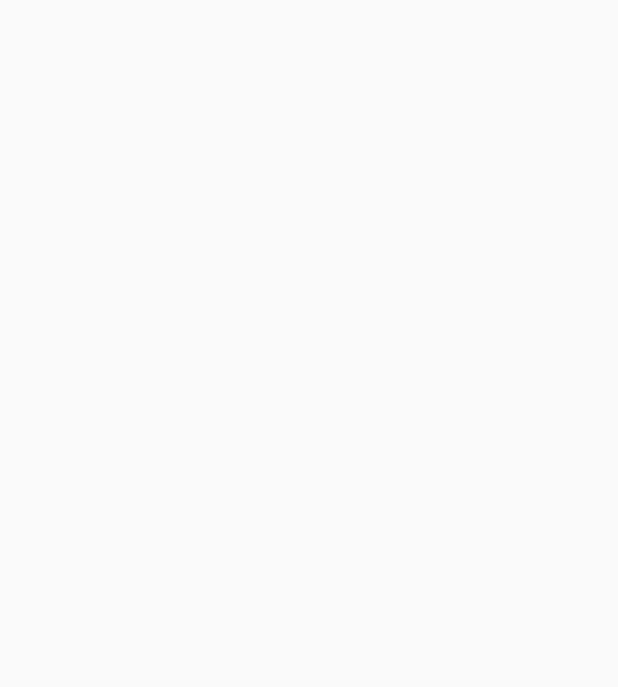
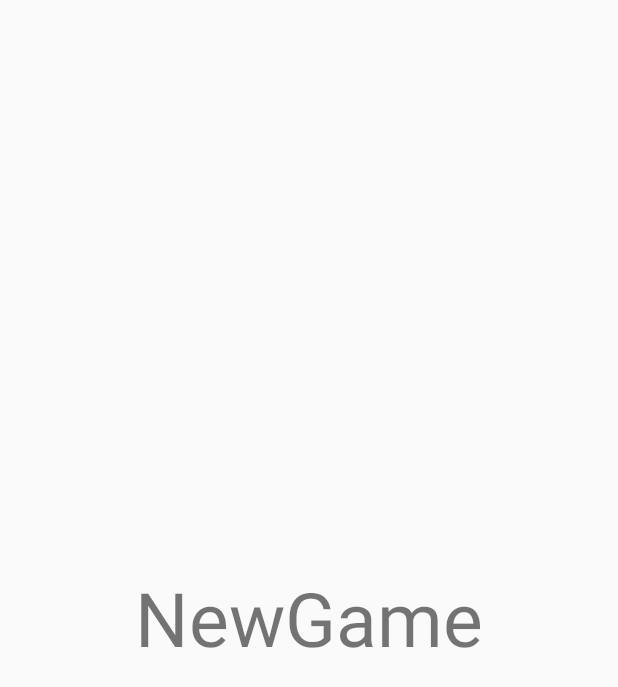
Before and after one commit to Carlito9/FutsApp, an Android app: the NewGameActivity screen opened directly, with no data from a screen before it, on a phone screen of 412 x 824 dp. Before the commit the part shown is empty. Shown: the top 687 px of the screen. Run offline under Robolectric (Android 15) with nearby library versions, the phone set to English and light mode, and no system bars.

Commit message:
NewGameActivity

```diff
--- a/app/src/main/java/com/univpm/futsapp/MainActivity.java
+++ b/app/src/main/java/com/univpm/futsapp/MainActivity.java
@@ -13,7 +13,7 @@ import androidx.appcompat.widget.Toolbar;
 import androidx.drawerlayout.widget.DrawerLayout;
 
 
-
+import android.content.Intent;
 import android.os.Bundle;
 
 import android.view.MenuItem;
@@ -85,6 +85,10 @@ public class MainActivity extends AppCompatActivity   implements NavigationView.
 
 
     }
+
+
+
+
 
 
 
@@ -161,6 +165,7 @@ public class MainActivity extends AppCompatActivity   implements NavigationView.
                 case R.id.bNuovaPartita:
 
                     show("creiamo una nuova partita");
+                    openNewGame();
 
                     break;
 
@@ -176,11 +181,16 @@ public class MainActivity extends AppCompatActivity   implements NavigationView.
 
             }
 
+
+
         }
 
     }
 
-
+public void openNewGame(){
+    Intent intent = new Intent(this,NewGameActivity.class);
+    startActivity(intent);
+    }
 
     void show(String s) {
 
--- a/app/src/main/res/layout/activity_new_game.xml
+++ b/app/src/main/res/layout/activity_new_game.xml
@@ -1,9 +1,19 @@
 <?xml version="1.0" encoding="utf-8"?>
-<androidx.constraintlayout.widget.ConstraintLayout xmlns:android="http://schemas.android.com/apk/res/android"
+<RelativeLayout
+
+
+    xmlns:android="http://schemas.android.com/apk/res/android"
     xmlns:app="http://schemas.android.com/apk/res-auto"
     xmlns:tools="http://schemas.android.com/tools"
     android:layout_width="match_parent"
     android:layout_height="match_parent"
     tools:context=".NewGameActivity">
+    <TextView
+        android:layout_width="wrap_content"
+        android:layout_height="wrap_content"
+        android:text="NewGame"
+        android:textSize="50dp"
+        android:layout_centerVertical="true"
+        android:layout_centerHorizontal="true"/>
 
-</androidx.constraintlayout.widget.ConstraintLayout>
+</RelativeLayout>
```
